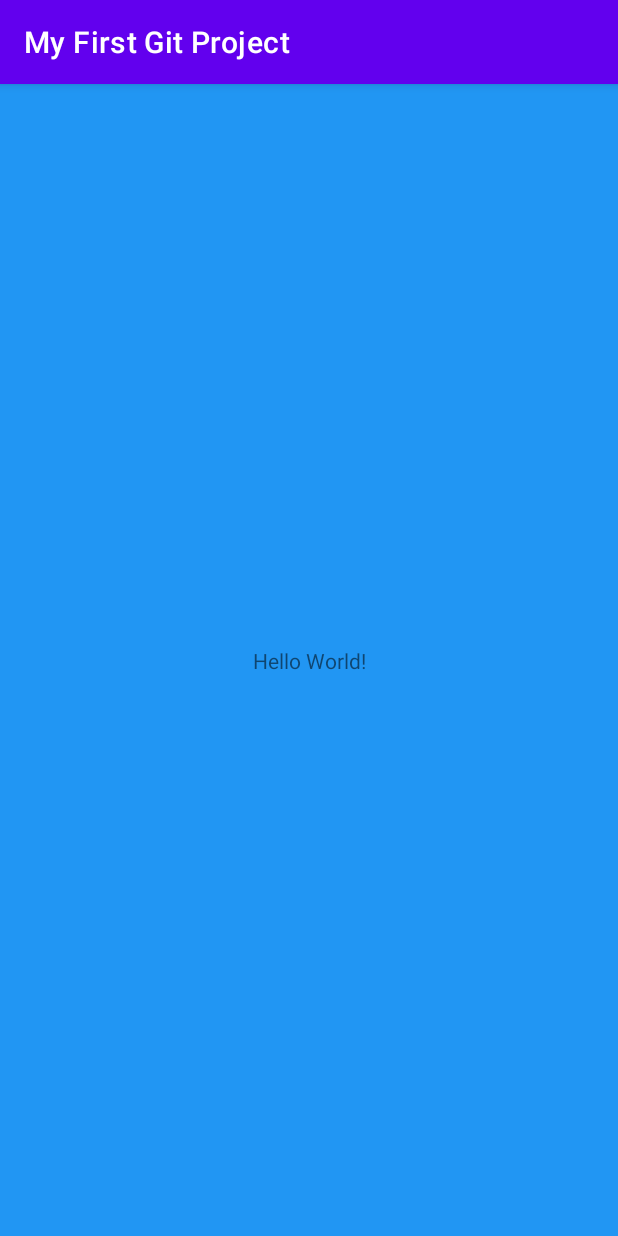
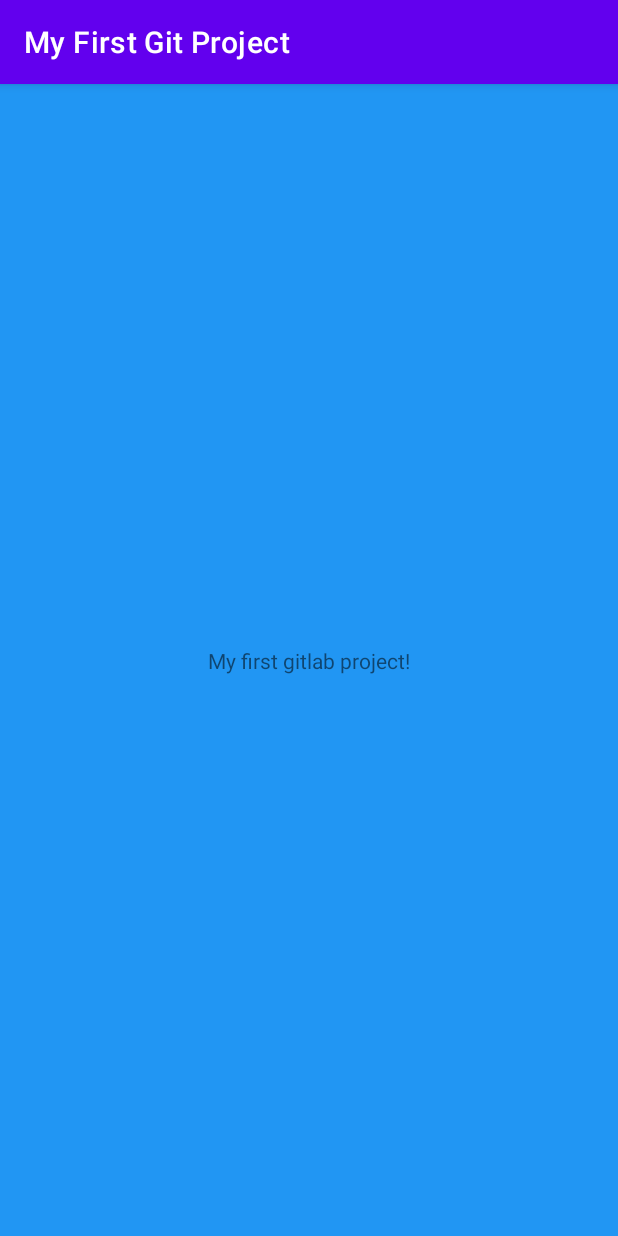
Before and after one commit to PimenovAlek/MyFirstGitProject, an Android app: the screen it shows after launch (MainActivity), on a phone screen of 412 x 824 dp. Run offline under Robolectric (Android 15) with nearby library versions, the phone set to English and light mode, and no system bars.

Commit message:
change text

```diff
--- a/app/src/main/res/layout/activity_main.xml
+++ b/app/src/main/res/layout/activity_main.xml
@@ -10,7 +10,7 @@
     <TextView
         android:layout_width="wrap_content"
         android:layout_height="wrap_content"
-        android:text="Hello World!"
+        android:text="My first gitlab project!"
         app:layout_constraintBottom_toBottomOf="parent"
         app:layout_constraintEnd_toEndOf="parent"
         app:layout_constraintStart_toStartOf="parent"
```
